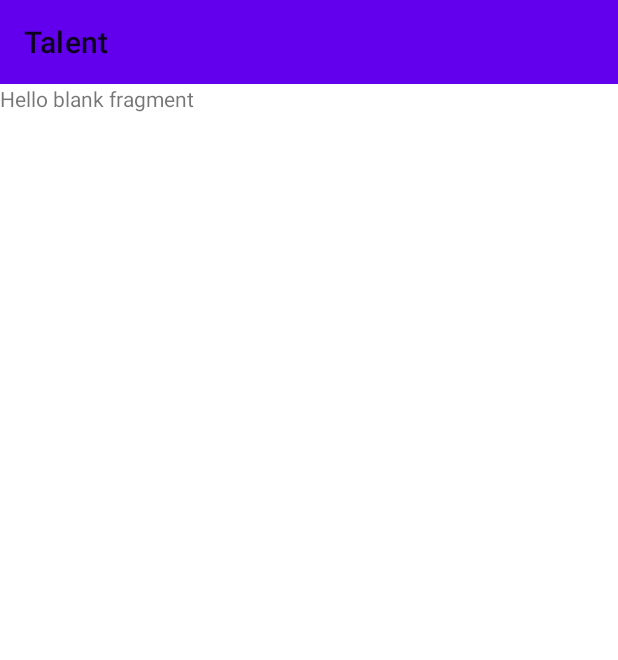
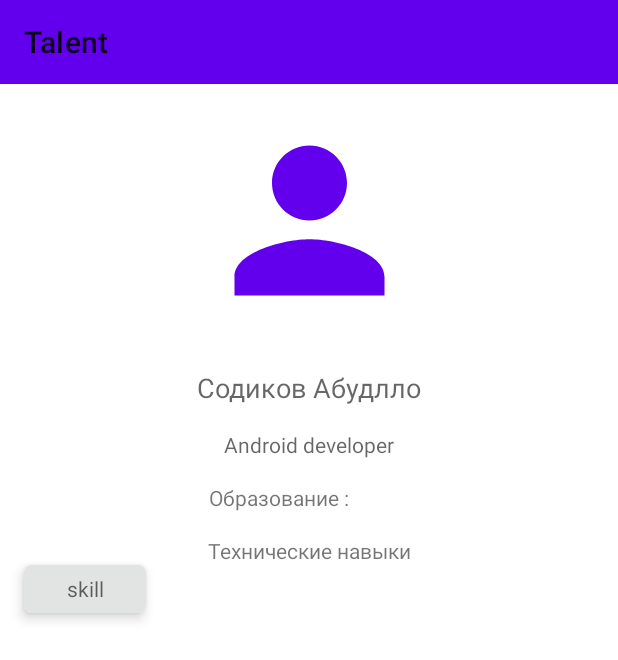
Before and after one commit to AbdulloSodikov/Project-Talent, an Android app: the TalentFragment screen opened through its navigation route, on a phone screen of 412 x 824 dp. Shown: the top 660 px of the screen. Run offline under Robolectric (Android 15) with nearby library versions, the phone set to English and light mode, and no system bars; our stand-ins replace CircleImageView, Room's generated code.

Commit message:
верстка fragment Talent

```diff
--- a/app/src/main/java/com/ak/sodikov/talent_v2/model/entites/Talent.kt
+++ b/app/src/main/java/com/ak/sodikov/talent_v2/model/entites/Talent.kt
@@ -34,4 +34,5 @@ data class Talent(
     @ColumnInfo (name = "cityNameInTalent" )
     val cityNameInTalent: String = "", // внешний ключ
 
+///
 )
--- a/app/src/main/java/com/ak/sodikov/talent_v2/screens/talent_screen/TalentFragment.kt
+++ b/app/src/main/java/com/ak/sodikov/talent_v2/screens/talent_screen/TalentFragment.kt
@@ -6,17 +6,19 @@ import android.view.LayoutInflater
 import android.view.View
 import android.view.ViewGroup
 import com.ak.sodikov.talent_v2.R
+import com.ak.sodikov.talent_v2.databinding.FragmentTalentBinding
 
 
 class TalentFragment : Fragment() {
+    private lateinit var binding: FragmentTalentBinding
+    private val mBinding get() = binding !!
 
     override fun onCreateView(
         inflater: LayoutInflater, container: ViewGroup?,
         savedInstanceState: Bundle?
     ): View? {
-        // Inflate the layout for this fragment
-        return inflater.inflate(R.layout.fragment_talent, container, false)
-
+        binding = FragmentTalentBinding.inflate(inflater)
+        return mBinding.root
     }
 
     override fun onDestroy() {
--- a/app/src/main/res/layout/fragment_talent.xml
+++ b/app/src/main/res/layout/fragment_talent.xml
@@ -1,14 +1,86 @@
 <?xml version="1.0" encoding="utf-8"?>
-<FrameLayout xmlns:android="http://schemas.android.com/apk/res/android"
+<androidx.constraintlayout.widget.ConstraintLayout xmlns:android="http://schemas.android.com/apk/res/android"
+    xmlns:app="http://schemas.android.com/apk/res-auto"
     xmlns:tools="http://schemas.android.com/tools"
     android:layout_width="match_parent"
     android:layout_height="match_parent"
+    android:background="@color/white"
     tools:context=".screens.talent_screen.TalentFragment">
 
-    <!-- TODO: Update blank fragment layout -->
+    <de.hdodenhof.circleimageview.CircleImageView
+        android:id="@+id/ic_default_person2"
+        android:layout_width="150dp"
+        android:layout_height="150dp"
+        android:layout_gravity="center"
+        android:layout_marginTop="@dimen/margin_norm"
+        android:src="@drawable/ic_baseline_person_24"
+        app:civ_border_color="@color/black"
+        app:civ_circle_background_color="@color/b"
+        app:layout_constraintEnd_toEndOf="parent"
+        app:layout_constraintStart_toStartOf="parent"
+        app:layout_constraintTop_toTopOf="parent">
+
+    </de.hdodenhof.circleimageview.CircleImageView>
+
     <TextView
-        android:layout_width="match_parent"
-        android:layout_height="match_parent"
-        android:text="@string/hello_blank_fragment" />
+        android:id="@+id/tv_name_talent"
+        android:layout_width="wrap_content"
+        android:layout_height="wrap_content"
+        android:layout_marginTop="24dp"
+        android:hint="Cодиков Абудлло"
+        android:textColor="@color/black"
+        android:textSize="18sp"
+        app:layout_constraintEnd_toEndOf="parent"
+        app:layout_constraintStart_toStartOf="parent"
+        app:layout_constraintTop_toBottomOf="@+id/ic_default_person2" />
 
-</FrameLayout>
+    <TextView
+        android:id="@+id/tv_profession"
+        android:layout_width="wrap_content"
+        android:layout_height="wrap_content"
+        android:layout_marginTop="16dp"
+        android:hint="Android developer"
+        android:textColor="@color/black"
+        app:layout_constraintEnd_toEndOf="parent"
+        app:layout_constraintStart_toStartOf="parent"
+        app:layout_constraintTop_toBottomOf="@+id/tv_name_talent" />
+
+    <TextView
+        android:id="@+id/tv_education"
+        android:layout_width="wrap_content"
+        android:layout_height="wrap_content"
+        android:layout_marginTop="16dp"
+        android:hint="Докторская степень"
+        android:text="Образование : "
+        app:layout_constraintEnd_toEndOf="parent"
+        app:layout_constraintStart_toStartOf="parent"
+        app:layout_constraintTop_toBottomOf="@+id/tv_profession" />
+
+    <TextView
+        android:id="@+id/tv_skill"
+        android:layout_width="wrap_content"
+        android:layout_height="wrap_content"
+        android:layout_marginTop="16dp"
+        android:text="Технические навыки"
+        app:layout_constraintEnd_toEndOf="parent"
+        app:layout_constraintStart_toStartOf="parent"
+        app:layout_constraintTop_toBottomOf="@+id/tv_education" />
+
+    <androidx.cardview.widget.CardView
+        android:id="@+id/skill_1"
+        app:layout_constraintStart_toStartOf="parent"
+        app:layout_constraintTop_toBottomOf="@+id/tv_skill"
+        style="@style/skill_card"
+        app:cardCornerRadius="5dp"
+        app:cardElevation="5dp"
+        >
+
+        <TextView
+            android:id="@+id/textView6"
+            android:hint="skill"
+            style="@style/skill_text"
+            android:background="@color/teal_701"/>
+    </androidx.cardview.widget.CardView>
+
+
+</androidx.constraintlayout.widget.ConstraintLayout>
--- a/app/src/main/res/layout/fragment_talent_add.xml
+++ b/app/src/main/res/layout/fragment_talent_add.xml
@@ -29,7 +29,7 @@
                 android:layout_marginTop="@dimen/margin_norm"
                 android:src="@drawable/ic_baseline_person_24"
                 app:civ_border_color="@color/black"
-                app:civ_circle_background_color="@color/white"
+                app:civ_circle_background_color="@color/teal_701"
                 app:layout_constraintEnd_toEndOf="parent"
                 app:layout_constraintStart_toStartOf="parent"
                 app:layout_constraintTop_toTopOf="parent">
--- a/app/src/main/res/values/strings.xml
+++ b/app/src/main/res/values/strings.xml
@@ -4,7 +4,7 @@
     <string name="hello_blank_fragment">Hello blank fragment</string>
     <string name="hint_city">Город</string>
     <string name="text_more_about_talent"><![CDATA[узнать больше -->]]></string>
-    <string name="hint_adout_talent">about</string>
+    <string name="hint_about_talent">about</string>
     <string name="title_talent">Talent</string>
     <string name="hint_profession">Профессия</string>
 
--- /dev/null
+++ b/app/src/main/res/values/styles.xml
@@ -0,0 +1,19 @@
+<?xml version="1.0" encoding="utf-8"?>
+<resources>
+
+    <style name="skill_card">
+        <item name="android:layout_width">81dp</item>
+        <item name="android:layout_height">32dp</item>
+        <item name="android:layout_marginStart">16dp</item>
+        <item name="android:padding">5dp</item>
+
+    </style>
+
+    <style name="skill_text">
+        <item name="android:layout_width">match_parent</item>
+        <item name="android:layout_height">match_parent</item>
+        <item name="android:gravity">center</item>
+        <item name="android:textColor">@color/black</item>
+        <item name="android:padding">5dp</item>
+    </style>
+</resources>
```
Also changed, not shown: app/src/main/res/layout/talent_item.xml (+13 -25 lines).
